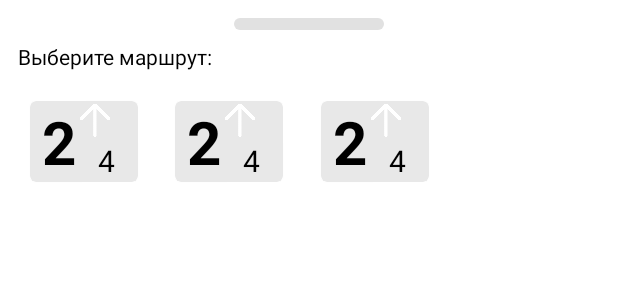
After one commit to xellrzr/QazBus, an Android app: the layout fragment_select_bus.xml on its own in the app's theme, with its tools: preview values and no code run, on a phone screen of 412 x 824 dp. The commit adds this screen. Shown: the top 300 px of the screen. Run offline under Robolectric (Android 15) with nearby library versions, the phone set to English and light mode, and no system bars.

Commit message:
create layouts for button, create adapters

```diff
--- /dev/null
+++ b/app/src/main/java/com/example/quzbus/data/models/Bus.kt
@@ -0,0 +1,6 @@
+package com.example.quzbus.data.models
+
+data class Bus(
+    val number: Int,
+    val online: Int
+)
--- a/app/src/main/java/com/example/quzbus/ui/adapters/SelectAdapter.kt
+++ b/app/src/main/java/com/example/quzbus/ui/adapters/SelectCityAdapter.kt
@@ -7,10 +7,10 @@ import androidx.recyclerview.widget.RecyclerView
 import com.example.quzbus.data.models.City
 import com.example.quzbus.databinding.ItemCityBinding
 
-class SelectAdapter(
+class SelectCityAdapter(
     private val context: Context,
     private val cities: List<City>
-) : RecyclerView.Adapter<SelectAdapter.SelectCityViewHolder>() {
+) : RecyclerView.Adapter<SelectCityAdapter.SelectCityViewHolder>() {
 
     inner class SelectCityViewHolder(private val binding: ItemCityBinding
     ) : RecyclerView.ViewHolder(binding.root) {
--- /dev/null
+++ b/app/src/main/res/drawable/rounded_corners.xml
@@ -0,0 +1,6 @@
+<?xml version="1.0" encoding="utf-8"?>
+<shape xmlns:android="http://schemas.android.com/apk/res/android"
+    android:shape="rectangle">
+    <corners android:radius="20dp" />
+    <solid android:color="#E1E1E1" />
+</shape>
--- /dev/null
+++ b/app/src/main/res/drawable/rounded_tv_shape.xml
@@ -0,0 +1,6 @@
+<?xml version="1.0" encoding="utf-8"?>
+<shape xmlns:android="http://schemas.android.com/apk/res/android"
+    android:shape="rectangle">
+    <corners android:radius="30dp" />
+    <solid android:color="#E1E1E1"/>
+</shape>
--- /dev/null
+++ b/app/src/main/res/layout/fragment_select_bus.xml
@@ -0,0 +1,35 @@
+<?xml version="1.0" encoding="utf-8"?>
+<LinearLayout
+    xmlns:android="http://schemas.android.com/apk/res/android"
+    xmlns:tools="http://schemas.android.com/tools"
+    xmlns:app="http://schemas.android.com/apk/res-auto"
+    android:orientation="vertical"
+    android:layout_width="match_parent"
+    android:layout_height="match_parent">
+
+    <View
+        android:layout_width="@dimen/dimen_100"
+        android:layout_height="@dimen/dimen_8"
+        android:layout_gravity="center"
+        android:layout_marginTop="@dimen/dimen_12"
+        android:background="@drawable/rounded_tv_shape"/>
+
+    <TextView
+        android:layout_width="wrap_content"
+        android:layout_height="wrap_content"
+        android:text="Выберите маршрут:"
+        android:textColor="@color/black"
+        android:layout_marginTop="@dimen/dimen_8"
+        android:layout_marginStart="@dimen/dimen_12"/>
+
+    <androidx.recyclerview.widget.RecyclerView
+        android:id="@+id/rv_select_bus"
+        android:layout_width="match_parent"
+        android:layout_height="wrap_content"
+        app:layoutManager="androidx.recyclerview.widget.GridLayoutManager"
+        app:spanCount="4"
+        android:layout_gravity="center_horizontal"
+        tools:listitem="@layout/item_custom_button"
+        android:layout_margin="@dimen/dimen_12" />
+
+</LinearLayout>
--- /dev/null
+++ b/app/src/main/res/layout/item_custom_button.xml
@@ -0,0 +1,56 @@
+<?xml version="1.0" encoding="utf-8"?>
+<com.google.android.material.card.MaterialCardView
+    xmlns:android="http://schemas.android.com/apk/res/android"
+    xmlns:tools="http://schemas.android.com/tools"
+    android:id="@+id/card"
+    style="?attr/materialCardViewElevatedStyle"
+    android:backgroundTint="@color/grey_50"
+    android:layout_width="wrap_content"
+    android:layout_height="wrap_content"
+    android:layout_margin="8dp">
+
+    <LinearLayout
+        android:layout_width="wrap_content"
+        android:layout_height="wrap_content"
+        android:orientation="horizontal"
+        android:gravity="center">
+
+        <TextView
+            android:id="@+id/tv_bus_number"
+            android:layout_width="wrap_content"
+            android:layout_height="wrap_content"
+            tools:text="2"
+            android:maxLength="2"
+            android:textSize="40sp"
+            android:textStyle="bold"
+            android:textColor="@color/black"
+            android:layout_marginStart="@dimen/dimen_8"/>
+
+        <LinearLayout
+            android:layout_width="wrap_content"
+            android:layout_height="wrap_content"
+            android:orientation="vertical">
+
+            <ImageView
+                android:id="@+id/iv_direction"
+                android:layout_width="25dp"
+                android:layout_height="25dp"
+                android:src="@drawable/up_arrow"
+                android:layout_marginEnd="16dp"
+                android:clickable="true"
+                android:focusable="true" />
+
+            <TextView
+                android:id="@+id/tv_bus_online"
+                android:layout_width="wrap_content"
+                android:layout_height="wrap_content"
+                android:text="4"
+                android:textColor="@color/black"
+                android:textSize="20sp"
+                android:layout_gravity="center"/>
+
+        </LinearLayout>
+
+    </LinearLayout>
+
+</com.google.android.material.card.MaterialCardView>
--- a/app/src/main/res/values/colors.xml
+++ b/app/src/main/res/values/colors.xml
@@ -7,4 +7,6 @@
     <color name="teal_700">#FF018786</color>
     <color name="black">#FF000000</color>
     <color name="white">#FFFFFFFF</color>
+
+    <color name="grey_50">#E8E8E8</color>
 </resources>
--- /dev/null
+++ b/app/src/main/res/values/dimens.xml
@@ -0,0 +1,12 @@
+<?xml version="1.0" encoding="utf-8"?>
+<resources>
+
+    <dimen name="dimen_2">2dp</dimen>
+    <dimen name="dimen_4">4dp</dimen>
+    <dimen name="dimen_6">6dp</dimen>
+    <dimen name="dimen_8">8dp</dimen>
+    <dimen name="dimen_12">12dp</dimen>
+    <dimen name="dimen_36">36dp</dimen>
+    <dimen name="dimen_100">100dp</dimen>
+
+</resources>
--- a/app/src/main/res/values/styles.xml
+++ b/app/src/main/res/values/styles.xml
@@ -3,6 +3,11 @@
 
     <style name="Widget.Material3.BottomSheet" parent="Widget.MaterialComponents.BottomSheet">
         <!-- Add any necessary styles for the bottom sheet here -->
+        <item name="cornerSizeTopRight">30dp</item>
+        <item name="cornerSizeTopLeft">30dp</item>
+        <item name="shapeCornerFamily">rounded</item>
+        <item name="behavior_hideable">false</item>
+        <item name="behavior_peekHeight">30dp</item>
     </style>
 
 </resources>
```
Also changed, not shown: app/src/main/java/com/example/quzbus/ui/adapters/SelectBusAdapter.kt (added, +38 -0 lines), app/src/main/java/com/example/quzbus/ui/fragments/MapFragment.kt (+36 -6 lines), app/src/main/java/com/example/quzbus/utils/CustomButton.kt (added, +40 -0 lines), app/src/main/res/layout/fragment_map.xml (+8 -16 lines), app/src/main/res/layout/fragment_select_city.xml (added, +32 -0 lines), app/src/main/res/layout/item_city.xml (+5 -2 lines), app/src/main/res/values/strings.xml (+14 -0 lines), app/src/main/res/drawable-nodpi/down_arrow.png (added), app/src/main/res/drawable-nodpi/up_arrow.png (added).
